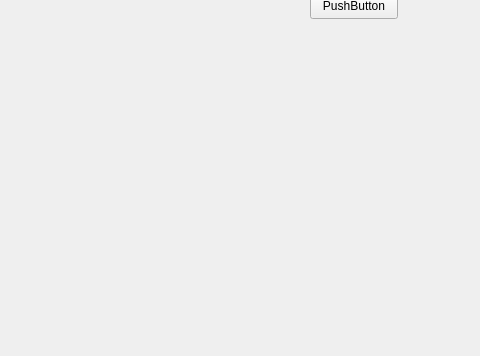
Qt form gui_test/mainwindow.ui (AnkushVarshneya/CUTPS) before a commit; both pictures show x 0 to 480 and y 155 to 511 of the 710 by 511 pixel window.
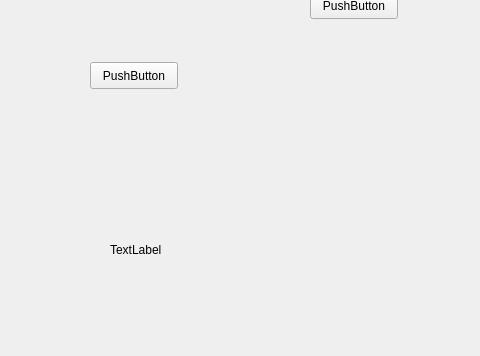
The same form after that commit.

```diff
--- a/gui_test/mainwindow.ui
+++ b/gui_test/mainwindow.ui
@@ -27,6 +27,32 @@
      <string>PushButton</string>
     </property>
    </widget>
+   <widget class="QPushButton" name="pushButton_2">
+    <property name="geometry">
+     <rect>
+      <x>90</x>
+      <y>200</y>
+      <width>88</width>
+      <height>27</height>
+     </rect>
+    </property>
+    <property name="text">
+     <string>PushButton</string>
+    </property>
+   </widget>
+   <widget class="QLabel" name="label">
+    <property name="geometry">
+     <rect>
+      <x>110</x>
+      <y>380</y>
+      <width>58</width>
+      <height>16</height>
+     </rect>
+    </property>
+    <property name="text">
+     <string>TextLabel</string>
+    </property>
+   </widget>
   </widget>
   <widget class="QMenuBar" name="menuBar">
    <property name="geometry">
```
